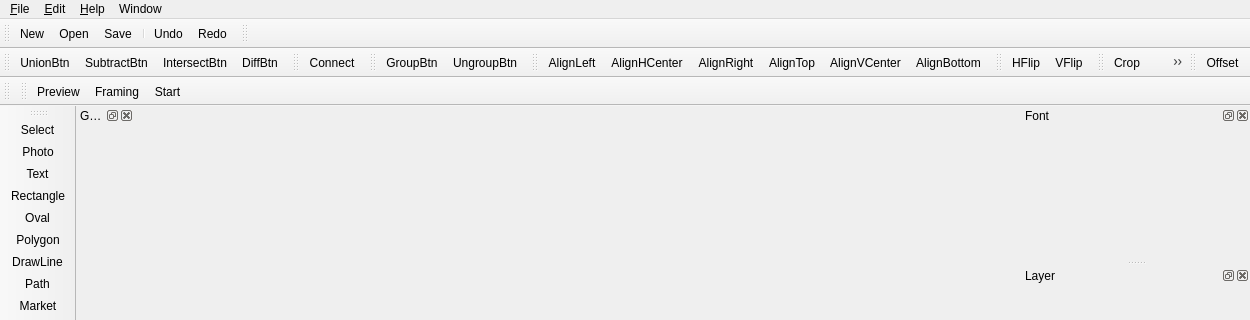
Old version of the form src/windows/mainwindow.ui in the repository flux3dp/swiftray; both pictures show x 0 to 1250 and y 0 to 320 of the 1250 by 825 pixel window.
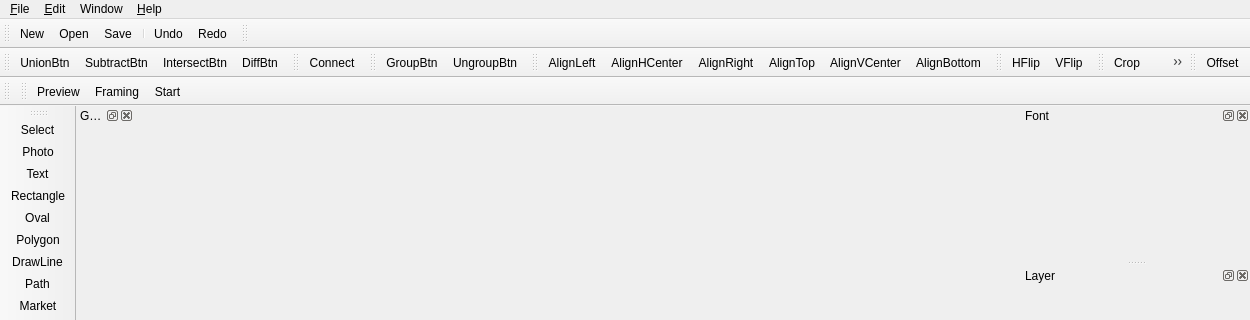
New version of the form. Icons and pictures are not drawn. Custom widgets are drawn as their Qt base class.

Patch:
```diff
--- a/src/windows/mainwindow.ui
+++ b/src/windows/mainwindow.ui
@@ -781,8 +781,8 @@
    </widget>
    <addaction name="menu_File"/>
    <addaction name="menu_Edit"/>
-   <addaction name="menu_Help"/>
    <addaction name="menu_Window"/>
+   <addaction name="menu_Help"/>
   </widget>
   <widget class="QDockWidget" name="laserDock">
    <property name="sizePolicy">
```
Left out of the diff: 12 changed lines with no effect on the pictures.
